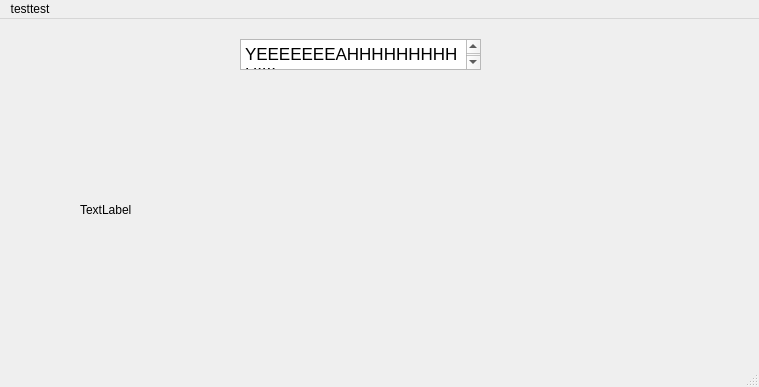
This is mainwindow.ui in wonwondogs/cvwithQt as Qt 5 draws it before an edit. The edited form follows.
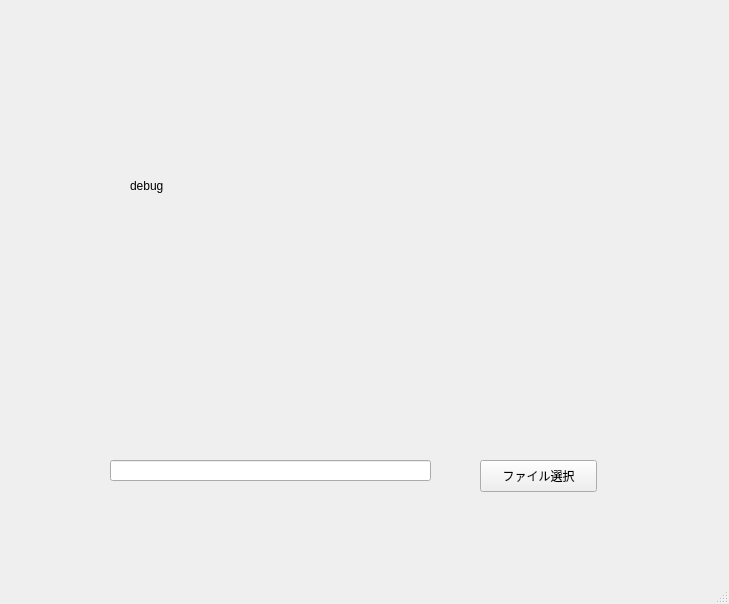
This is the edited form.

Commit message: page transition,path

What changed in the file:
```diff
--- a/mainwindow.ui
+++ b/mainwindow.ui
@@ -6,43 +6,65 @@
    <rect>
     <x>0</x>
     <y>0</y>
-    <width>759</width>
-    <height>387</height>
+    <width>729</width>
+    <height>604</height>
    </rect>
   </property>
   <property name="windowTitle">
    <string>MainWindow</string>
   </property>
   <widget class="QWidget" name="centralwidget">
-   <widget class="QLabel" name="display_image">
+   <widget class="QStackedWidget" name="stackedWidget">
     <property name="geometry">
      <rect>
-      <x>80</x>
-      <y>70</y>
-      <width>511</width>
-      <height>241</height>
-     </rect>
-    </property>
-    <property name="text">
-     <string>TextLabel</string>
-    </property>
-   </widget>
-   <widget class="QTextBrowser" name="textBrowser">
-    <property name="geometry">
-     <rect>
-      <x>240</x>
+      <x>70</x>
       <y>20</y>
-      <width>241</width>
-      <height>31</height>
+      <width>611</width>
+      <height>501</height>
      </rect>
     </property>
-    <property name="html">
-     <string>&lt;!DOCTYPE HTML PUBLIC &quot;-//W3C//DTD HTML 4.0//EN&quot; &quot;http://www.w3.org/TR/REC-html40/strict.dtd&quot;&gt;
-&lt;html&gt;&lt;head&gt;&lt;meta name=&quot;qrichtext&quot; content=&quot;1&quot; /&gt;&lt;style type=&quot;text/css&quot;&gt;
-p, li { white-space: pre-wrap; }
-&lt;/style&gt;&lt;/head&gt;&lt;body style=&quot; font-family:'.AppleSystemUIFont'; font-size:13pt; font-weight:400; font-style:normal;&quot;&gt;
-&lt;p style=&quot; margin-top:0px; margin-bottom:0px; margin-left:0px; margin-right:0px; -qt-block-indent:0; text-indent:0px;&quot;&gt;&lt;span style=&quot; font-family:'.AppleSystemUIFont';&quot;&gt;YEEEEEEEAHHHHHHHHHH!!!!&lt;/span&gt;&lt;/p&gt;&lt;/body&gt;&lt;/html&gt;</string>
+    <property name="currentIndex">
+     <number>0</number>
     </property>
+    <widget class="QWidget" name="page">
+     <widget class="QLabel" name="display_image">
+      <property name="geometry">
+       <rect>
+        <x>60</x>
+        <y>30</y>
+        <width>511</width>
+        <height>271</height>
+       </rect>
+      </property>
+      <property name="text">
+       <string>debug</string>
+      </property>
+     </widget>
+     <widget class="QLineEdit" name="PrintPath">
+      <property name="geometry">
+       <rect>
+        <x>40</x>
+        <y>440</y>
+        <width>321</width>
+        <height>21</height>
+       </rect>
+      </property>
+     </widget>
+     <widget class="QPushButton" name="FileButton">
+      <property name="geometry">
+       <rect>
+        <x>410</x>
+        <y>440</y>
+        <width>117</width>
+        <height>32</height>
+       </rect>
+      </property>
+      <property name="text">
+       <string>ファイル選択</string>
+      </property>
+     </widget>
+    </widget>
+    <widget class="QWidget" name="page_2"/>
    </widget>
   </widget>
   <widget class="QMenuBar" name="menubar">
@@ -50,16 +72,10 @@
     <rect>
      <x>0</x>
      <y>0</y>
-     <width>759</width>
+     <width>729</width>
      <height>22</height>
     </rect>
    </property>
-   <widget class="QMenu" name="menutesttest">
-    <property name="title">
-     <string>testtest</string>
-    </property>
-   </widget>
-   <addaction name="menutesttest"/>
   </widget>
   <widget class="QStatusBar" name="statusbar"/>
  </widget>
```
The commit also changes 3 other files.
